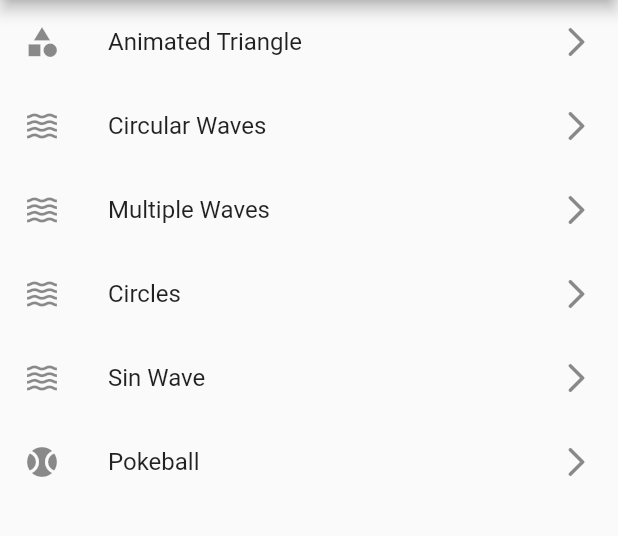
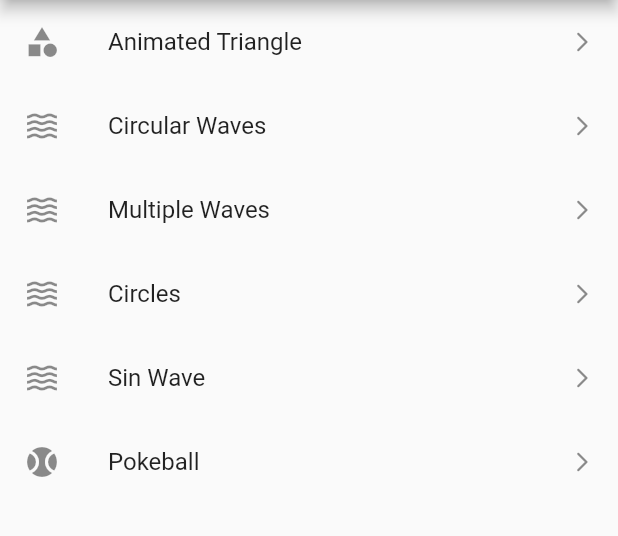
Before and after one commit to deus-magna/animations, a Flutter app: the screen it shows after launch, on a phone screen of 412 x 824 dp, the part 84-620 px from its top. Run offline on Flutter 3.47's test engine with Material 2 defaults, Android fonts, the phone set to English and light mode, and no system bars.

Commit message:
Reduce the size of the arrow in home view, and make a const widget for it

```diff
--- a/lib/views/home_view.dart
+++ b/lib/views/home_view.dart
@@ -3,6 +3,7 @@ import 'package:flutter/material.dart';
 class HomeView extends StatelessWidget {
   @override
   Widget build(BuildContext context) {
+    const arrow = Icon(Icons.arrow_forward_ios_rounded, size: 16);
     return Scaffold(
       appBar: AppBar(
         title: Text('Animations'),
@@ -12,37 +13,37 @@ class HomeView extends StatelessWidget {
           ListTile(
             leading: Icon(Icons.category),
             title: Text('Animated Triangle'),
-            trailing: Icon(Icons.arrow_forward_ios_rounded),
+            trailing: arrow,
             onTap: () => Navigator.of(context).pushNamed('/triangle'),
           ),
           ListTile(
             leading: Icon(Icons.waves),
             title: Text('Circular Waves'),
-            trailing: Icon(Icons.arrow_forward_ios_rounded),
+            trailing: arrow,
             onTap: () => Navigator.of(context).pushNamed('/waves'),
           ),
           ListTile(
             leading: Icon(Icons.waves),
             title: Text('Multiple Waves'),
-            trailing: Icon(Icons.arrow_forward_ios_rounded),
+            trailing: arrow,
             onTap: () => Navigator.of(context).pushNamed('/multi_waves'),
           ),
           ListTile(
             leading: Icon(Icons.waves),
             title: Text('Circles'),
-            trailing: Icon(Icons.arrow_forward_ios_rounded),
+            trailing: arrow,
             onTap: () => Navigator.of(context).pushNamed('/circles'),
           ),
           ListTile(
             leading: Icon(Icons.waves),
             title: Text('Sin Wave'),
-            trailing: Icon(Icons.arrow_forward_ios_rounded),
+            trailing: arrow,
             onTap: () => Navigator.of(context).pushNamed('/sin'),
           ),
           ListTile(
             leading: Icon(Icons.sports_baseball_sharp),
             title: Text('Pokeball'),
-            trailing: Icon(Icons.arrow_forward_ios_rounded),
+            trailing: arrow,
             onTap: () => Navigator.of(context).pushNamed('/pokeball'),
           )
         ],
```
